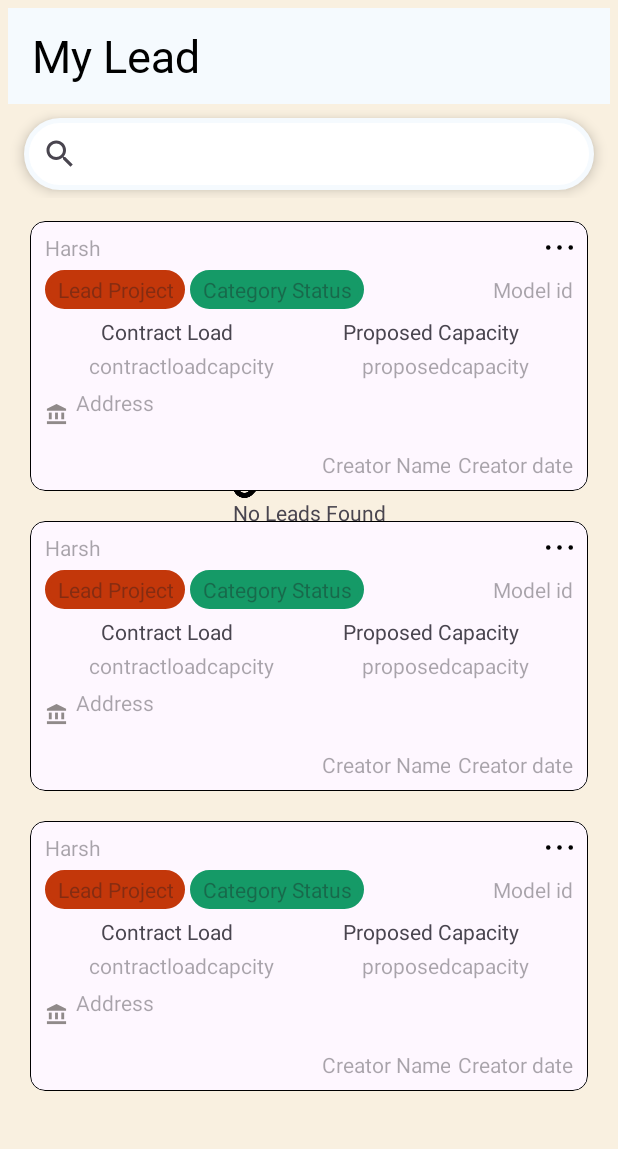
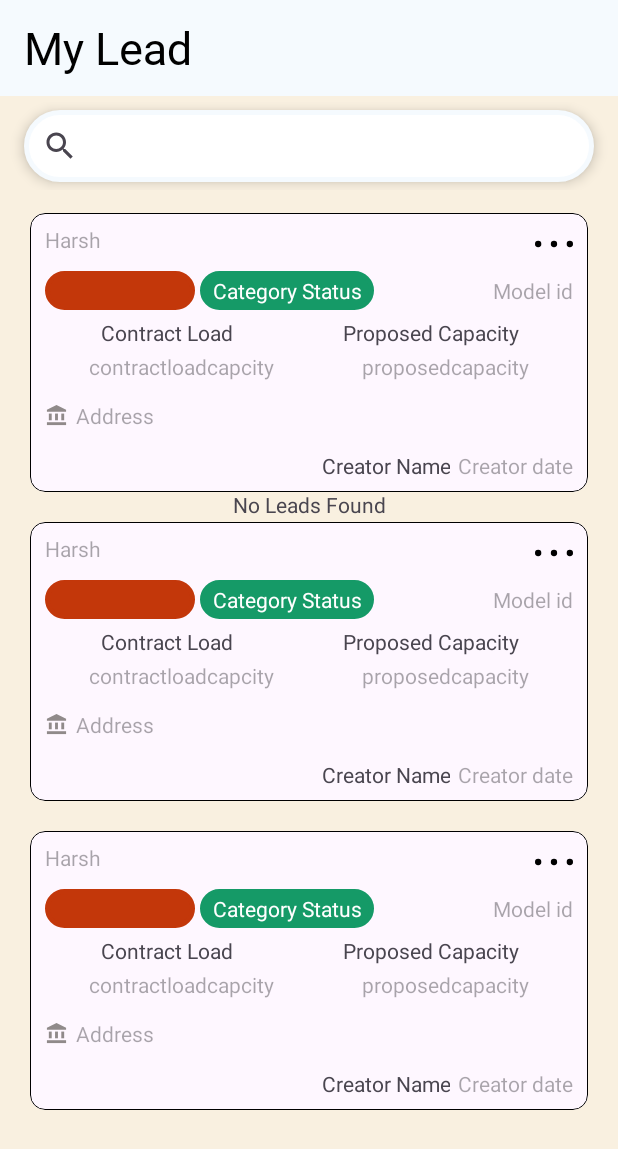
Before and after one commit to harsh23-06/AhaSolar_app, an Android app: the layout activity_lead_list.xml on its own in the app's theme, with its tools: preview values and no code run, on a phone screen of 412 x 824 dp. Shown: the top 1149 px of the screen. Run offline under Robolectric (Android 15) with nearby library versions, the phone set to English and light mode, and no system bars.

Commit message:
updated the layout
Signed-off-by: Harsh Agarwala <harshagarwala.jpg@gmail.com>

```diff
--- a/app/src/main/java/com/example/ahasolarapp/repository/LeadRepository.kt
+++ b/app/src/main/java/com/example/ahasolarapp/repository/LeadRepository.kt
@@ -1,5 +1,7 @@
 package com.example.ahasolarapp.repository
 
+import android.content.Context
+import android.widget.Toast
 import androidx.lifecycle.MutableLiveData
 import com.example.ahasolarapp.api.ApiService
 import com.example.ahasolarapp.model.LeadDeleteRequest
@@ -49,7 +51,8 @@ class LeadRepository(private val apiService: ApiService) {
     fun sendOtp(
         url: String = "",
         apiRequest: JsonObject,
-        apiResponse: MutableLiveData<OtpResponse>
+        apiResponse: MutableLiveData<OtpResponse>,
+        context: Context
     ) {
 
         apiService.sendOtpWithNoHeader(url, apiRequest).enqueue(object : Callback<OtpResponse> {
@@ -58,6 +61,7 @@ class LeadRepository(private val apiService: ApiService) {
                 response: Response<OtpResponse>
             ) {
                 apiResponse.value = response.body()
+                Toast.makeText(context.applicationContext,response.body()!!.message,Toast.LENGTH_LONG).show()
             }
 
             override fun onFailure(call: Call<OtpResponse>, t: Throwable) {
--- a/app/src/main/java/com/example/ahasolarapp/viewmodel/LeadViewModel.kt
+++ b/app/src/main/java/com/example/ahasolarapp/viewmodel/LeadViewModel.kt
@@ -1,3 +1,4 @@
+import android.content.Context
 import android.util.Log
 import androidx.lifecycle.MutableLiveData
 import androidx.lifecycle.ViewModel
@@ -34,10 +35,10 @@ class LeadViewModel(private val repository: LeadRepository) : ViewModel() {
 
     }
 
-    fun sendOtp(phoneNumber: String) {
+    fun sendOtp(context: Context,phoneNumber: String) {
         val apiRequest = JsonObject()
         apiRequest.addProperty("emailOrMobile", phoneNumber)
-        repository.sendOtp(Constants.POST_SEND_OTP, apiRequest, otpSend)
+        repository.sendOtp(Constants.POST_SEND_OTP, apiRequest, otpSend,context)
 
     }
 
--- a/app/src/main/res/layout/activity_lead_list.xml
+++ b/app/src/main/res/layout/activity_lead_list.xml
@@ -15,8 +15,7 @@
             android:id="@+id/action_bar"
             android:layout_width="match_parent"
             android:layout_height="wrap_content"
-            android:layout_margin="5dp"
-            android:layout_marginTop="10dp"
+
             android:background="@color/off_white"
             app:layout_constraintEnd_toEndOf="parent"
             app:layout_constraintStart_toStartOf="parent"
--- a/app/src/main/res/layout/activity_login.xml
+++ b/app/src/main/res/layout/activity_login.xml
@@ -11,6 +11,7 @@
         android:layout_width="match_parent"
         android:layout_height="match_parent"
         android:background="@color/white"
+
         tools:context=".activities.LoginActivity">
 
 
@@ -101,6 +102,8 @@
             android:layout_marginTop="150dp"
             android:fontFamily="serif"
             android:text="@string/login"
+            android:backgroundTint="@color/login_button"
+            android:textColor="@color/white"
             android:textAlignment="center"
             android:textSize="20sp"
             app:layout_constraintBottom_toBottomOf="parent"
--- a/app/src/main/res/layout/lead_item.xml
+++ b/app/src/main/res/layout/lead_item.xml
@@ -43,7 +43,6 @@
                     android:layout_height="wrap_content"
                     android:layout_weight="1"
                     android:ellipsize="end"
-                    android:maxLength="25"
                     android:hint="@string/harsh"
                     android:maxLines="1"
                     android:text="@{model.projectName + ` (` + (model.pvCapacity &lt; 0.0 ? `-` : String.valueOf(model.pvCapacity)) + ` kW)`}"
@@ -51,8 +50,8 @@
 
                 <ImageView
                     android:id="@+id/popupMenu"
-                    android:layout_width="18dp"
-                    android:layout_height="18dp"
+                    android:layout_width="25dp"
+                    android:layout_height="25dp"
                     android:layout_gravity="center_vertical"
                     android:src="@drawable/menu_dots" />
             </LinearLayout>
@@ -75,10 +74,10 @@
                     android:backgroundTint="@color/orange"
                     android:background="@drawable/textview"
                     android:textColor="@color/white"
+                    android:minWidth="100dp"
                     android:paddingHorizontal="8dp"
                     android:paddingVertical="3dp"
-                    android:hint="@string/lead_project"
-                    android:text="@{model.categoryName.empty?`-`:model.categoryName}" />
+                    android:text="@{model.categoryName.empty?``:model.categoryName}" />
 
                 <TextView
                     android:layout_width="wrap_content"
@@ -90,7 +89,7 @@
                     android:layout_marginHorizontal="3dp"
                     android:paddingHorizontal="8dp"
                     android:paddingVertical="3dp"
-                    android:hint="@string/category_status"
+                    tools:text="@string/category_status"
                     android:text="@{model.statusName}"/>
                 <TextView
                     android:layout_width="0dp"
@@ -177,8 +176,7 @@
                     android:ellipsize="end"
                     android:maxLines="2"
                     android:lines="2"
-                    android:gravity="start"
-                    android:textAlignment="viewStart"
+                    android:gravity="center_vertical"
                     android:layout_gravity="center"
                     android:hint="@string/address"
                     android:text="@{model.address.empty?`-`:model.address}"/>
@@ -201,7 +199,7 @@
                     android:layout_height="wrap_content"
                     android:layout_marginHorizontal="5dp"
                     android:gravity="end"
-                    android:hint="@string/creator_name"
+                    tools:text="@string/creator_name"
                     android:text="@{model.sourceLeadName.empty?`-`:model.sourceLeadName}"
                      />
                 <TextView
--- a/app/src/main/res/values/colors.xml
+++ b/app/src/main/res/values/colors.xml
@@ -10,4 +10,5 @@
     <color name="dark_grey">#535353</color>
     <color name="orange">#C3370A</color>
     <color name="light_green">#159A67</color>
+    <color name="login_button">#F7B325</color>
 </resources>
```
Also changed, not shown: app/src/main/java/com/example/ahasolarapp/activities/LoginActivity.kt (+5 -2 lines), app/src/main/java/com/example/ahasolarapp/model/LeadModel.kt (+42 -47 lines), app/src/main/java/com/example/ahasolarapp/utils/Constants.kt (+1 -1 lines).
